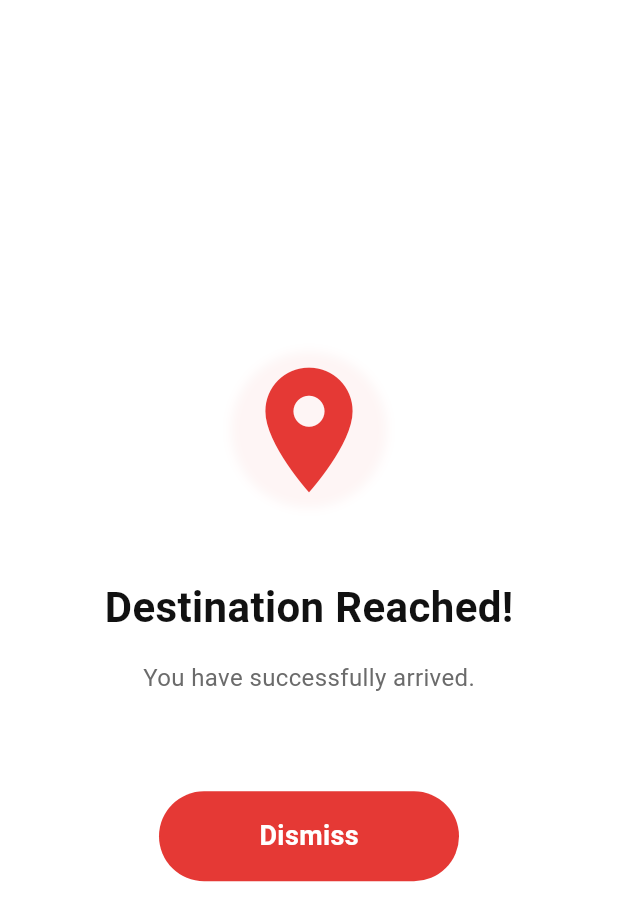
After one commit to ADHIL007/locami, a Flutter app: the AlarmScreen screen opened directly, on a phone screen of 412 x 824 dp. The commit adds this screen. Shown: the top 921 px of the screen. Run offline on Flutter 3.47's test engine with Material 3 defaults, Android fonts, the phone set to English and light mode, and no system bars; our stand-ins replace audioplayers, cached_network_image, file_picker, flutter_local_notifications, flutter_svg, geolocator and 4 more; missing offline and left inert: flutter_background_service, flutter_background_service_android, flutter_ringtone_player, geolocator_android; accounts and stored records are empty.

Commit message:
feat: Implement core application structure, location tracking, and alarm features with database integration and theme management.

```diff
--- a/lib/core/model/appstatus_model.dart
+++ b/lib/core/model/appstatus_model.dart
@@ -11,6 +11,7 @@ class AppStatus {
   final String alertSoundName;
   final bool isCustomSound;
   final String? customSoundPath;
+  final bool loopAlarm;
 
   const AppStatus({
     this.isFirstTimeUser = true,
@@ -25,6 +26,7 @@ class AppStatus {
     this.alertSoundName = 'Default Alarm',
     this.isCustomSound = false,
     this.customSoundPath,
+    this.loopAlarm = true,
   });
 
   Map<String, dynamic> toJson() => {
@@ -40,6 +42,7 @@ class AppStatus {
     'alertSoundName': alertSoundName,
     'isCustomSound': isCustomSound,
     'customSoundPath': customSoundPath,
+    'loopAlarm': loopAlarm,
   };
 
   factory AppStatus.fromJson(Map<String, dynamic> json) => AppStatus(
@@ -55,6 +58,7 @@ class AppStatus {
     alertSoundName: json['alertSoundName'] ?? 'Default Alarm',
     isCustomSound: json['isCustomSound'] ?? false,
     customSoundPath: json['customSoundPath'],
+    loopAlarm: json['loopAlarm'] ?? true,
   );
 
   AppStatus copyWith({
@@ -70,6 +74,7 @@ class AppStatus {
     String? alertSoundName,
     bool? isCustomSound,
     String? customSoundPath,
+    bool? loopAlarm,
   }) => AppStatus(
     isFirstTimeUser: isFirstTimeUser ?? this.isFirstTimeUser,
     isTripStarted: isTripStarted ?? this.isTripStarted,
@@ -83,5 +88,6 @@ class AppStatus {
     alertSoundName: alertSoundName ?? this.alertSoundName,
     isCustomSound: isCustomSound ?? this.isCustomSound,
     customSoundPath: customSoundPath ?? this.customSoundPath,
+    loopAlarm: loopAlarm ?? this.loopAlarm,
   );
 }
--- a/lib/core/model/trip_details_model.dart
+++ b/lib/core/model/trip_details_model.dart
@@ -17,6 +17,7 @@ class TripDetailsModel {
   final double? totalDuration;
   final double? destinationLatitude;
   final double? destinationLongitude;
+  final String? tripId;
 
   const TripDetailsModel({
     this.id,
@@ -37,6 +38,7 @@ class TripDetailsModel {
     this.totalDuration,
     this.destinationLatitude,
     this.destinationLongitude,
+    this.tripId,
   });
 
   Map<String, dynamic> toJson() => {
@@ -58,6 +60,7 @@ class TripDetailsModel {
     'total_duration': totalDuration,
     'destination_latitude': destinationLatitude,
     'destination_longitude': destinationLongitude,
+    'trip_id': tripId,
   };
 
   factory TripDetailsModel.fromJson(Map<String, dynamic> json) =>
@@ -80,6 +83,7 @@ class TripDetailsModel {
         totalDuration: json['total_duration'],
         destinationLatitude: json['destination_latitude'],
         destinationLongitude: json['destination_longitude'],
+        tripId: json['trip_id'],
       );
 
   TripDetailsModel copyWith({
@@ -101,6 +105,7 @@ class TripDetailsModel {
     double? totalDuration,
     double? destinationLatitude,
     double? destinationLongitude,
+    String? tripId,
   }) {
     return TripDetailsModel(
       id: id ?? this.id,
@@ -121,6 +126,7 @@ class TripDetailsModel {
       totalDuration: totalDuration ?? this.totalDuration,
       destinationLatitude: destinationLatitude ?? this.destinationLatitude,
       destinationLongitude: destinationLongitude ?? this.destinationLongitude,
+      tripId: tripId ?? this.tripId,
     );
   }
 }
--- /dev/null
+++ b/lib/screens/alarm_screen.dart
@@ -0,0 +1,146 @@
+import 'package:flutter/material.dart';
+import 'package:get/get.dart';
+import 'package:locami/theme/them_provider.dart';
+import 'package:flutter_ringtone_player/flutter_ringtone_player.dart';
+import 'package:audioplayers/audioplayers.dart';
+
+class AlarmScreen extends StatefulWidget {
+  const AlarmScreen({Key? key}) : super(key: key);
+
+  @override
+  State<AlarmScreen> createState() => _AlarmScreenState();
+}
+
+class _AlarmScreenState extends State<AlarmScreen>
+    with SingleTickerProviderStateMixin {
+  late AnimationController _animationController;
+
+  final AudioPlayer _audioPlayer = AudioPlayer();
+
+  @override
+  void initState() {
+    super.initState();
+    _animationController = AnimationController(
+      vsync: this,
+      duration: const Duration(seconds: 1),
+    )..repeat(reverse: true);
+    _startAlarm();
+  }
+
+  void _startAlarm() {
+    final themeProvider = ThemeProvider.instance;
+    final soundKey = themeProvider.alertSound;
+    final isCustom = themeProvider.isCustomSound;
+    final customPath = themeProvider.customSoundPath;
+    final loop = themeProvider.loopAlarm;
+
+    if (isCustom && customPath != null) {
+      _audioPlayer.play(DeviceFileSource(customPath));
+      if (loop) _audioPlayer.setReleaseMode(ReleaseMode.loop);
+    } else {
+      if (soundKey == 'alarm') {
+        FlutterRingtonePlayer().playAlarm(looping: loop);
+      } else if (soundKey == 'ringtone') {
+        FlutterRingtonePlayer().playRingtone(looping: loop);
+      } else {
+        FlutterRingtonePlayer().playNotification(looping: loop);
+      }
+    }
+  }
+
+  void _stopAlarm() {
+    FlutterRingtonePlayer().stop();
+    _audioPlayer.stop();
+  }
+
+  @override
+  void dispose() {
+    _stopAlarm();
+    _animationController.dispose();
+    super.dispose();
+  }
+
+  @override
+  Widget build(BuildContext context) {
+    final colors = customColors();
+    final accentColor = ThemeProvider.instance.accentColor;
+
+    return Scaffold(
+      backgroundColor: colors.background,
+      body: SafeArea(
+        child: Center(
+          child: Column(
+            mainAxisAlignment: MainAxisAlignment.center,
+            children: [
+              AnimatedBuilder(
+                animation: _animationController,
+                builder: (context, child) {
+                  return Container(
+                    decoration: BoxDecoration(
+                      shape: BoxShape.circle,
+                      boxShadow: [
+                        BoxShadow(
+                          color: accentColor.withOpacity(
+                              0.5 * _animationController.value),
+                          blurRadius: 50 * _animationController.value,
+                          spreadRadius: 20 * _animationController.value,
+                        ),
+                      ],
+                    ),
+                    child: Icon(
+                      Icons.location_on,
+                      size: 100,
+                      color: accentColor,
+                    ),
+                  );
+                },
+              ),
+              const SizedBox(height: 48),
+              Text(
+                'Destination Reached!',
+                style: TextStyle(
+                  fontSize: 28,
+                  fontWeight: FontWeight.bold,
+                  color: colors.textPrimary,
+                ),
+              ),
+              const SizedBox(height: 16),
+              Text(
+                'You have successfully arrived.',
+                style: TextStyle(
+                  fontSize: 16,
+                  color: colors.textSecondary,
+                ),
+              ),
+              const SizedBox(height: 64),
+              GestureDetector(
+                onTap: () {
+                  _stopAlarm();
+                  Get.back();
+                },
+                child: Container(
+                  height: 60,
+                  width: 200,
+                  decoration: BoxDecoration(
+                    color: accentColor,
+                    borderRadius: BorderRadius.circular(30),
+                  ),
+                  child: const Center(
+                    child: Text(
+                      'Dismiss',
+                      style: TextStyle(
+                        fontSize: 18,
+                        fontWeight: FontWeight.bold,
+                        color: Colors.white,
+                      ),
+                    ),
+                  ),
+                ),
+              ),
+            ],
+          ),
+        ),
+      ),
+    );
+  }
+}
```
Also changed, not shown: lib/core/dbHelper/trip_db.dart (+13 -16 lines), lib/core/utils/background_service.dart (+72 -47 lines), lib/dbManager/trip_details_manager.dart (+48 -22 lines), lib/main.dart (+9 -1 lines), lib/screens/widgets/settings_bottom_sheet.dart (+13 -0 lines), lib/theme/them_provider.dart (+9 -0 lines), 1 other file.
